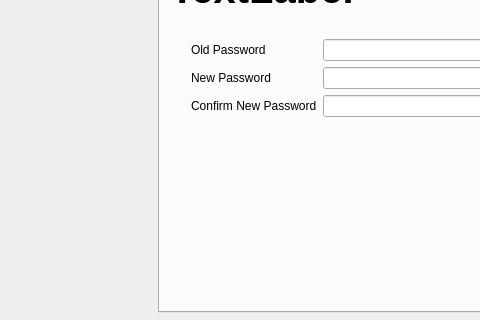
johan1252/QNoteGet, file GUIProject/QtGUI/Mainwindow.ui: the form before one commit; both pictures show x 122 to 602 and y 224 to 544 of the 1123 by 649 pixel window.
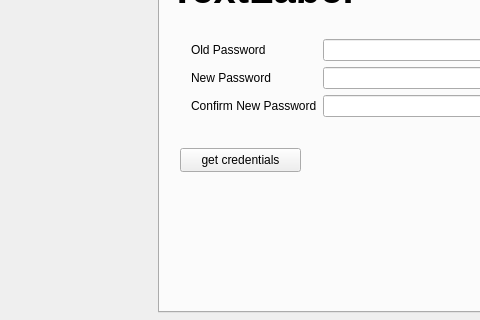
The form after the commit. The open tabs and pages were chosen to show the change. Icons and pictures are not drawn.

Commit message: TSI-105 Adding the dialog window to get credentials

The edit to the form file:
```diff
--- a/GUIProject/QtGUI/Mainwindow.ui
+++ b/GUIProject/QtGUI/Mainwindow.ui
@@ -763,6 +763,19 @@
           <string>TextLabel</string>
          </property>
         </widget>
+        <widget class="QPushButton" name="button_getCredentials">
+         <property name="geometry">
+          <rect>
+           <x>20</x>
+           <y>190</y>
+           <width>121</width>
+           <height>24</height>
+          </rect>
+         </property>
+         <property name="text">
+          <string>get credentials</string>
+         </property>
+        </widget>
        </widget>
        <widget class="QWidget" name="tab_cisc320">
         <attribute name="title">
```
Left out of the diff: 6 changed lines with no effect on the pictures. The commit also changes 6 other files.
